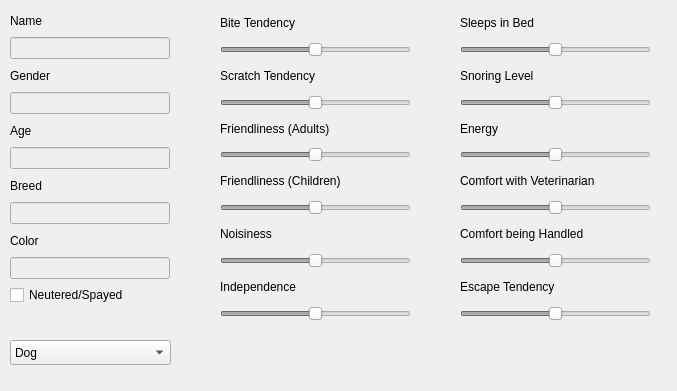
The window that app/MainWindow/animaldetailsmodal.ui (lfroms/cuacs) describes before a commit, drawn with Qt 5.
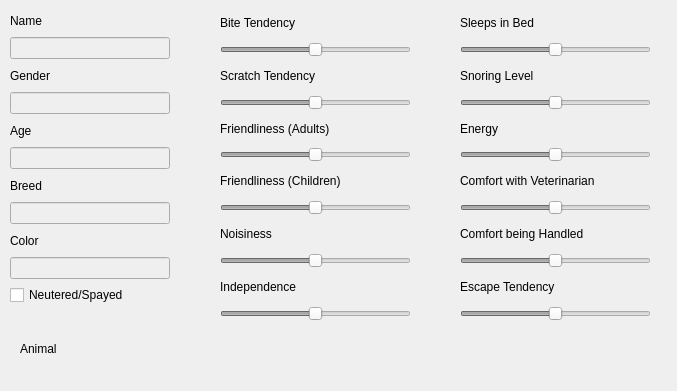
The same window after the commit.

Commit message: finish hooking up data with ui

Patch:
```diff
--- a/app/MainWindow/animaldetailsmodal.ui
+++ b/app/MainWindow/animaldetailsmodal.ui
@@ -405,33 +405,18 @@
     </item>
    </layout>
   </widget>
-  <widget class="QComboBox" name="animalTypeBox">
+  <widget class="QLabel" name="animalTypeLabel">
    <property name="geometry">
     <rect>
-     <x>10</x>
+     <x>20</x>
      <y>340</y>
-     <width>161</width>
-     <height>25</height>
+     <width>67</width>
+     <height>17</height>
     </rect>
    </property>
-   <property name="maxVisibleItems">
-    <number>3</number>
+   <property name="text">
+    <string>Animal</string>
    </property>
-   <item>
-    <property name="text">
-     <string>Dog</string>
-    </property>
-   </item>
-   <item>
-    <property name="text">
-     <string>Cat</string>
-    </property>
-   </item>
-   <item>
-    <property name="text">
-     <string>Rabbit</string>
-    </property>
-   </item>
   </widget>
  </widget>
  <resources/>
```
The commit also changes 1 other file.
